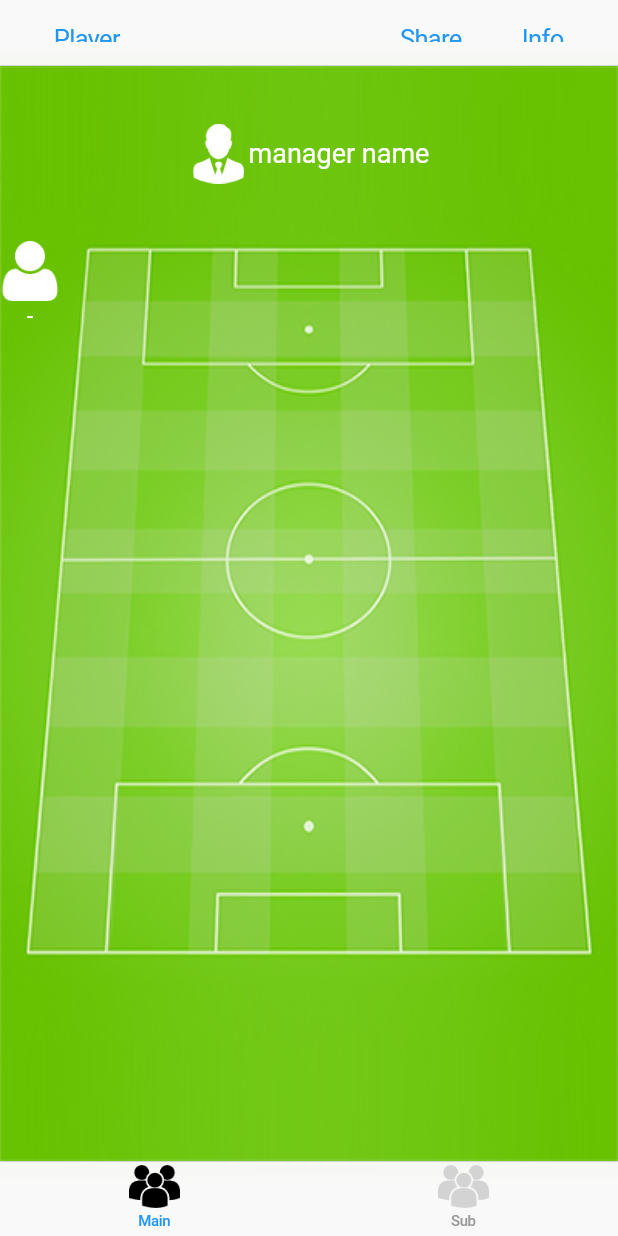
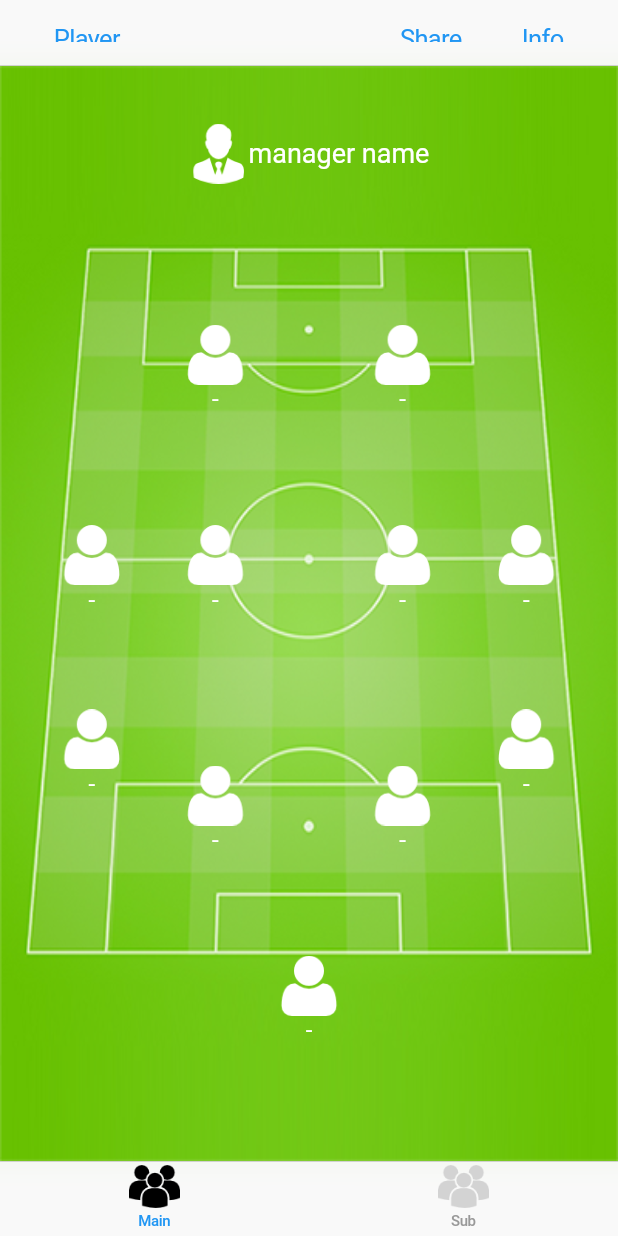
Before and after one commit to nick881006/Lineup, a Flutter app: the screen it shows after launch, on a phone screen of 412 x 824 dp. Run offline on Flutter 3.47's test engine with Material 2 defaults, Android fonts, the phone set to English and light mode, and no system bars.

Commit message:
initialize 11 players

```diff
--- a/lib/widgets/FieldWidget.dart
+++ b/lib/widgets/FieldWidget.dart
@@ -17,12 +17,57 @@ class FieldWidget extends StatefulWidget {
 }
 
 class _FieldWidgetState extends State<FieldWidget> {
+  PlayerWidget createPlayer(double x, double y) {
+    return PlayerWidget(
+      offset: Offset(x, y),
+      appBarHeight: widget.appBarHeight,
+      tabBarHeight: widget.tabBarHeight,
+      statusBarHeight: widget.statusBarHeight,
+    );
+  }
+
+  List<PlayerWidget> loadPlayers(double height, double width){
+    double fieldHeight = height - widget.statusBarHeight - widget.appBarHeight - widget.tabBarHeight;
+
+    double fieldMarginTB = fieldHeight * Constants.fieldTBRatio;
+
+    double pitchHeight = fieldHeight - fieldMarginTB;
+
+    //TODO if already stores
+
+    List<PlayerWidget> players = new List();
+
+    // initialize default pos
+    // GK
+    players.add(createPlayer(width / 2 - Constants.widgetSize / 2, height - height * Constants.fieldTBRatio - widget.statusBarHeight - Constants.widgetSize/2));
+
+    // DF
+    players.add(createPlayer(0.1 * width, height - height * Constants.fieldTBRatio - widget.statusBarHeight - pitchHeight*0.27 - Constants.widgetSize));
+    players.add(createPlayer(0.9 * width - Constants.widgetSize, height - height * Constants.fieldTBRatio - widget.statusBarHeight - pitchHeight*0.27 - Constants.widgetSize));
+    players.add(createPlayer(0.3 * width, height - height * Constants.fieldTBRatio - widget.statusBarHeight - pitchHeight*0.2 - Constants.widgetSize));
+    players.add(createPlayer(0.7 * width - Constants.widgetSize, height - height * Constants.fieldTBRatio - widget.statusBarHeight - pitchHeight*0.2 - Constants.widgetSize));
+
+    // MF
+    players.add(createPlayer(0.1 * width, height - height * Constants.fieldTBRatio - widget.statusBarHeight - pitchHeight*0.5 - Constants.widgetSize));
+    players.add(createPlayer(0.9 * width - Constants.widgetSize, height - height * Constants.fieldTBRatio - widget.statusBarHeight - pitchHeight*0.5 - Constants.widgetSize));
+    players.add(createPlayer(0.3 * width, height - height * Constants.fieldTBRatio - widget.statusBarHeight - pitchHeight*0.5 - Constants.widgetSize));
+    players.add(createPlayer(0.7 * width - Constants.widgetSize, height - height * Constants.fieldTBRatio - widget.statusBarHeight - pitchHeight*0.5 - Constants.widgetSize));
+
+    // FW
+    players.add(createPlayer(0.3 * width, height - height * Constants.fieldTBRatio - widget.statusBarHeight - pitchHeight*0.75 - Constants.widgetSize));
+    players.add(createPlayer(0.7 * width - Constants.widgetSize, height - height * Constants.fieldTBRatio - widget.statusBarHeight - pitchHeight*0.75 - Constants.widgetSize));
+
+    return players;
+  }
+
   @override
   Widget build(BuildContext context) {
     double fieldHeight = MediaQuery.of(context).size.height - widget.appBarHeight - widget.tabBarHeight - widget.statusBarHeight;
     double fieldWidth = MediaQuery.of(context).size.width;
 
     double marginTop = (fieldHeight * Constants.fieldTBRatio) / 2 - Constants.widgetSize/2;
+
+    List<PlayerWidget> players = loadPlayers(fieldHeight, fieldWidth);
 
     return new Stack(
         children: <Widget>[
@@ -33,13 +78,28 @@ class _FieldWidgetState extends State<FieldWidget> {
             margin: EdgeInsets.only(top: marginTop),
             child: ManagerWidget(),
           ),
-          PlayerWidget(
-            offset: Offset(0.0, fieldHeight*0.16),
-            appBarHeight: widget.appBarHeight,
-            tabBarHeight: widget.tabBarHeight,
-            statusBarHeight: widget.statusBarHeight,
-          ),
+          Players(
+            players: players,
+          )
         ]
     );
   }
 }
+
+class Players extends StatefulWidget {
+  final List<PlayerWidget> players;
+
+  const Players({Key key, this.players}) : super(key: key);
+
+  @override
+  _PlayersState createState() => _PlayersState();
+}
+
+class _PlayersState extends State<Players> {
+  @override
+  Widget build(BuildContext context) {
+    return Stack(
+      children: widget.players,
+    );
+  }
+}
```
